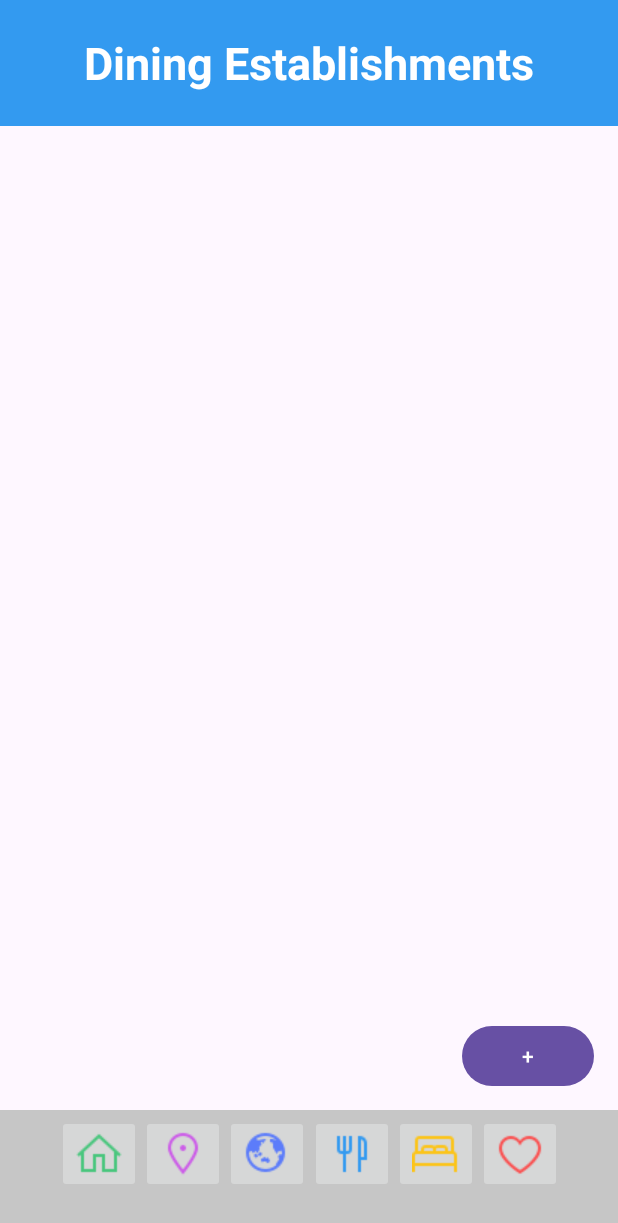
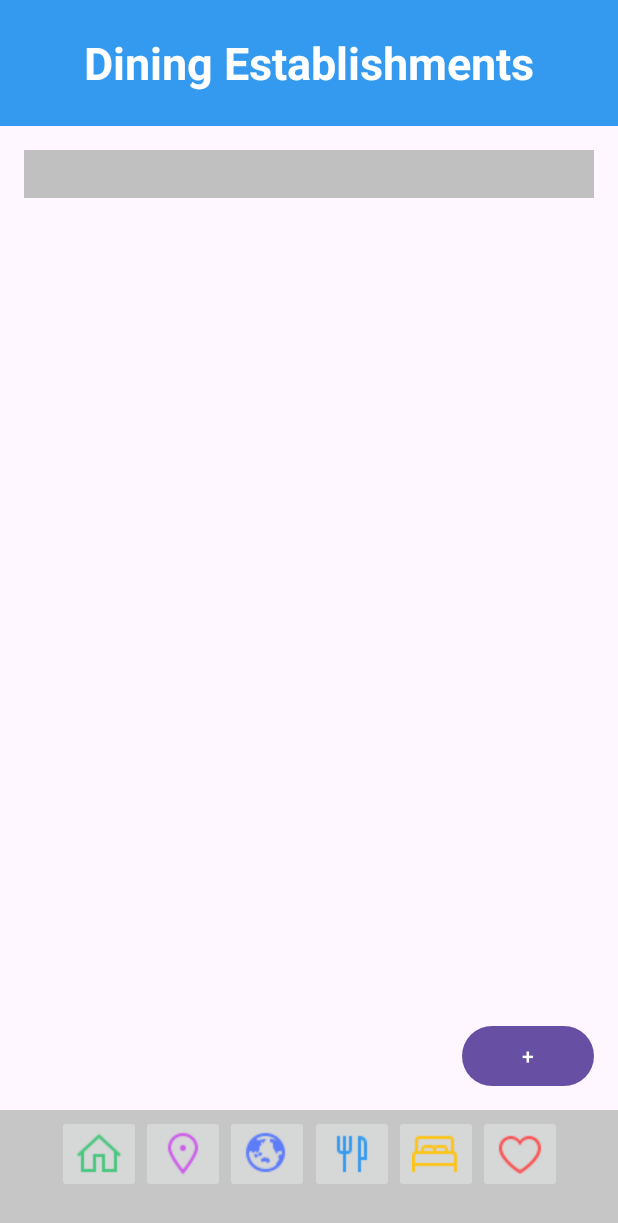
Before and after one commit to tnittala/CS2340C_Team15, an Android app: the DiningEstablishment screen opened directly, with no data from a screen before it, on a phone screen of 412 x 824 dp. Shown: the top 1223 px of the screen. Run offline under Robolectric (Android 15) with nearby library versions, the phone set to English and light mode, and no system bars; our stand-ins replace Firebase (no records; nobody signed in at launch, a user with empty details on screens opened directly).

Commit message:
updated reservations pages

```diff
--- a/Project/2340Project/app/src/main/res/layout/activity_dining_establishment.xml
+++ b/Project/2340Project/app/src/main/res/layout/activity_dining_establishment.xml
@@ -40,6 +40,20 @@
         app:layout_constraintTop_toBottomOf="@+id/diningTitle"
         app:layout_constraintTop_toTopOf="parent"
         app:layout_constraintVertical_bias="1.0" />
+
+    <GridLayout
+        android:id="@+id/reservationList"
+        android:layout_width="match_parent"
+        android:layout_height="wrap_content"
+        android:layout_margin="16dp"
+        android:background="#c0c0c0"
+        android:columnCount="1"
+        android:orientation="horizontal"
+        android:padding="16dp"
+        android:textAlignment="center"
+        app:layout_constraintEnd_toEndOf="parent"
+        app:layout_constraintStart_toStartOf="parent"
+        app:layout_constraintTop_toBottomOf="@+id/addReservationOverlay" />
 
     <ImageButton
         android:id="@+id/homeButton"
--- a/Project/2340Project/app/src/main/res/values/colors.xml
+++ b/Project/2340Project/app/src/main/res/values/colors.xml
@@ -2,4 +2,7 @@
 <resources>
     <color name="black">#FF000000</color>
     <color name="white">#FFFFFFFF</color>
+    <color name="gray">#808080</color>
+
+    <color name="divider_color">#000000</color>
 </resources>
```
Also changed, not shown: Project/2340Project/app/src/main/java/com/example/a2340project/model/DiningReservationStorage.java (added, +29 -0 lines), Project/2340Project/app/src/main/java/com/example/a2340project/views/DiningEstablishment.java (+88 -1 lines).
